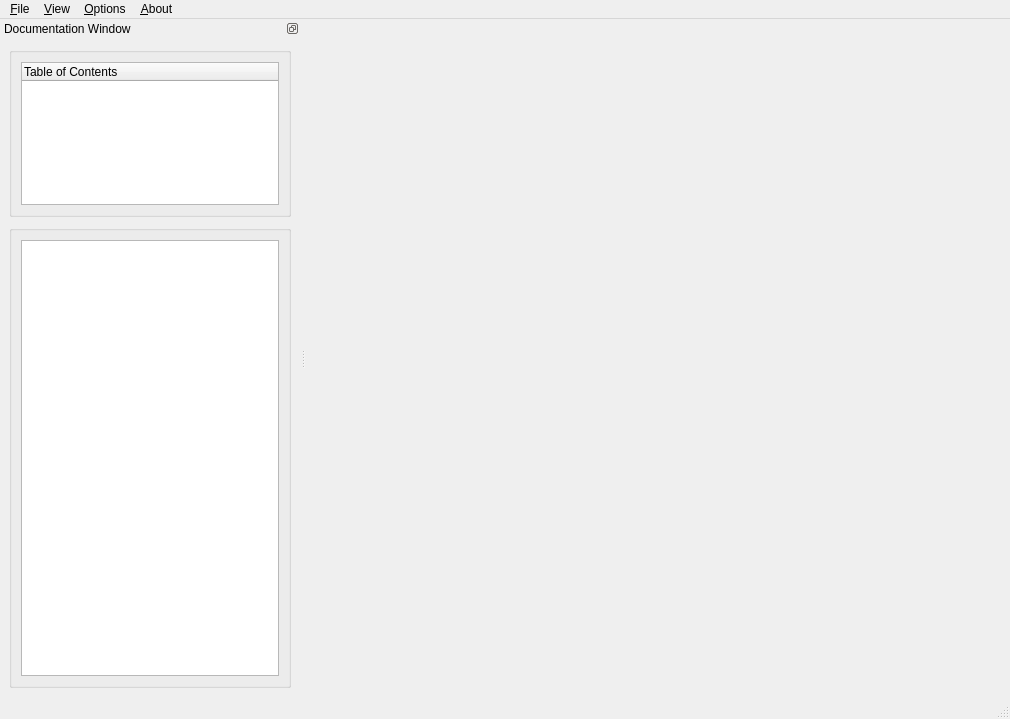
First picture: the form in src/gui/main_window.ui, repository Ecotrust/delphos, before the edit.
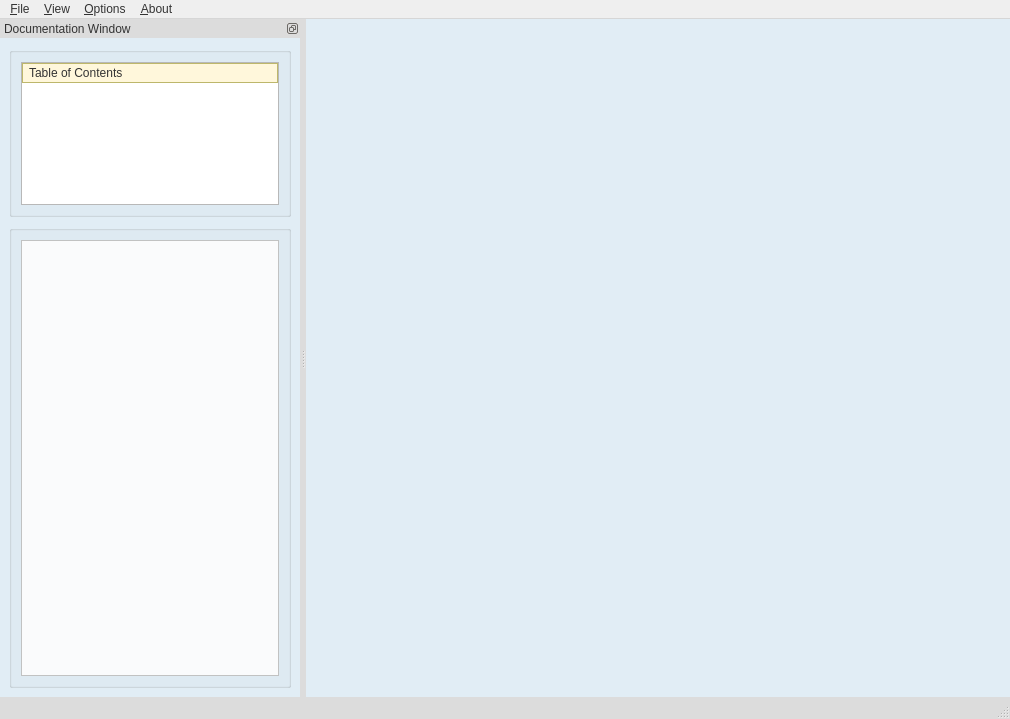
Second picture: the form after the edit. Custom widgets are drawn as their Qt base class.

Patch:
```diff
--- a/src/gui/main_window.ui
+++ b/src/gui/main_window.ui
@@ -16,11 +16,153 @@
    </size>
   </property>
   <property name="font" >
-   <font/>
+   <font>
+    <family>arial</family>
+   </font>
   </property>
   <property name="windowTitle" >
    <string>Delphos</string>
   </property>
+  <property name="styleSheet" >
+   <string>.QWidget {
+   background-color: #E1EDF5;
+}
+
+/*Non-main window popup widgets
+QWidget {
+     background-color: #f0f0f5;
+}
+*/
+
+
+	
+QWidget {
+	font-family: arial;
+    color: #333333;	
+}
+
+
+QHeaderView::section {
+    padding-left: 6px;
+    padding-right: 4px;
+    background-color: #FFF7DB;
+    border-width: 1px;
+    border-color: darkkhaki;
+    border-style: solid;
+}
+
+QHeaderView::section:hover {
+   background-color: #FFDF94;
+}
+
+/* Increase the padding, so the text is shifted when the button is
+   pressed. */
+QHeaderView::section:pressed {
+    padding-left: 4px;
+    padding-top: 4px;
+    background-color: #E6A84C;
+}
+
+QMainWindow {
+    background-color: gainsboro;
+    background-position: top right;
+    background-repeat: no-repeat
+}
+
+
+/* Nice Windows-XP-style password character. */
+QLineEdit[echoMode="2"] {
+    lineedit-password-character: 9679;
+}
+
+/* We provide a min-width and min-height for push buttons
+   so that they look elegant regardless of the width of the text. */
+QPushButton {
+    background-color: #FFF2C9;
+    border-width: 1px;
+    border-color: darkkhaki;
+    border-style: solid;
+    border-radius: 5;
+    padding: 2px;
+    padding-left: 4px;
+    padding-right: 4px;
+    min-width: 9ex;
+    min-height: 2.5ex;
+}
+
+QPushButton:hover {
+   background-color: #FFDF94;
+}
+
+/* Increase the padding, so the text is shifted when the button is
+   pressed. */
+QPushButton:pressed {
+    padding-left: 4px;
+    padding-top: 4px;
+    background-color: #E6A84C;
+}
+
+QLabel, QAbstractButton {
+    font: normal;
+}
+
+/* Mark mandatory fields with a brownish color. */
+.mandatory {
+    color: brown;
+}
+
+/* Bold text on status bar looks awful. */
+QStatusBar QLabel {
+   font: normal;
+}
+
+QStatusBar::item {
+    border-width: 1;
+    border-color: darkkhaki;
+    border-style: solid;
+    border-radius: 2;
+}
+
+QComboBox, QLineEdit, QSpinBox, QTextEdit, QListView {
+    background-color: #fafbfc;
+    selection-color: #0a214c;
+    selection-background-color: #FFF2C9;
+}
+
+/* We reserve 1 pixel space in padding. When we get the focus,
+   we kill the padding and enlarge the border. This makes the items
+   glow. */
+QLineEdit {
+    border-width: 1px;
+    padding: 1px;
+    border-style: solid;
+    border-color: #5f66a1;
+    border-radius: 4px;
+}
+
+/* As mentioned above, eliminate the padding and increase the border. */
+QLineEdit:focus, QFrame:focus {
+    border-width: 2px;
+    padding: 0px;
+}
+
+/* Nice to have the background color change when hovered. */
+QRadioButton:hover, QCheckBox:hover {
+    background-color: #FFDF94;
+}
+
+/* Force the dialog's buttons to follow the Windows guidelines. */
+QDialogButtonBox {
+    button-layout: 0;
+}
+
+QToolTip {
+    padding: 5px;
+    border-radius: 3px;
+    opacity: 200;
+}
+</string>
+  </property>
   <widget class="QWidget" name="centralwidget" />
   <widget class="QMenuBar" name="menubar" >
    <property name="geometry" >
@@ -28,7 +170,7 @@
      <x>0</x>
      <y>0</y>
      <width>1010</width>
-     <height>21</height>
+     <height>22</height>
     </rect>
    </property>
    <widget class="QMenu" name="menuFile" >
@@ -83,8 +225,7 @@
    </property>
    <property name="font" >
     <font>
-     <family>Arial</family>
-     <pointsize>9</pointsize>
+     <family>arial</family>
     </font>
    </property>
    <property name="styleSheet" >
@@ -143,8 +284,7 @@
             </property>
             <property name="font" >
              <font>
-              <family>Arial</family>
-              <pointsize>9</pointsize>
+              <family>arial</family>
              </font>
             </property>
             <column>
```
Left out of the diff: 7 changed lines with no effect on the pictures.
